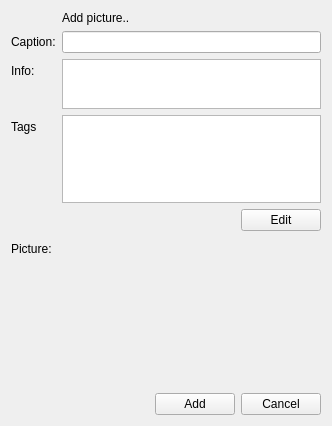
Qt form client/uiforms/picture_add.ui (Wolframe/configurator) before a commit.
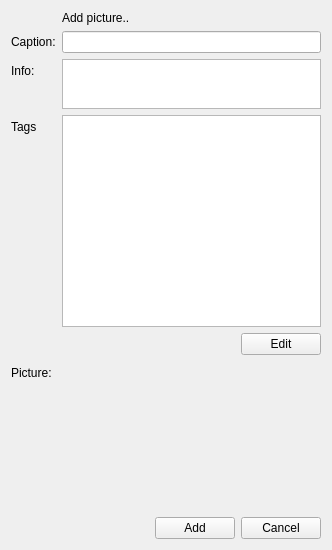
The same form after that commit. Icons and pictures are not drawn. Custom widgets are drawn as their Qt base class.

Commit message: using alternate row colors for tags in pictures, better than nothing (alternatives are spacing, but this doesn't look good). Also synchronized some properties between listwidget of add and edit picture

The edit to the form file:
```diff
--- a/client/uiforms/picture_add.ui
+++ b/client/uiforms/picture_add.ui
@@ -7,7 +7,7 @@
     <x>0</x>
     <y>0</y>
     <width>332</width>
-    <height>426</height>
+    <height>550</height>
    </rect>
   </property>
   <property name="windowTitle">
@@ -83,6 +83,15 @@
    </item>
    <item row="3" column="1">
     <widget class="QListWidget" name="tags">
+     <property name="alternatingRowColors">
+      <bool>true</bool>
+     </property>
+     <property name="flow">
+      <enum>QListView::LeftToRight</enum>
+     </property>
+     <property name="isWrapping" stdset="0">
+      <bool>true</bool>
+     </property>
      <property name="action:add_tag" stdset="0">
       <string>TagSetRequest tags { tag [] { id = {tag_select.tag.selected}}}</string>
      </property>
```
Left out of the diff: 2 changed lines with no effect on the pictures. The commit also changes 1 other file.
